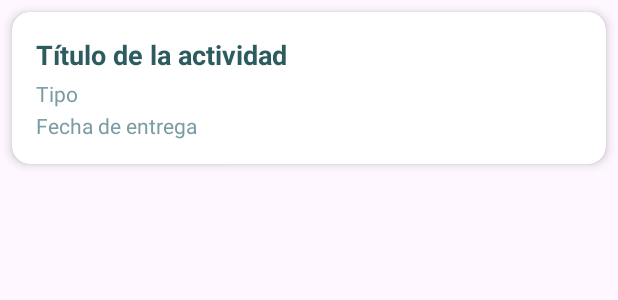
After one commit to alexanderCanon/carrierpigeon3, an Android app: the layout item_actividad.xml on its own in the app's theme, with its tools: preview values and no code run, on a phone screen of 412 x 824 dp. The commit adds this screen. Shown: the top 300 px of the screen. Run offline under Robolectric (Android 15) with nearby library versions, the phone set to English and light mode, and no system bars.

Commit message:
asdad
asd

```diff
--- /dev/null
+++ b/app/src/main/res/layout/item_actividad.xml
@@ -0,0 +1,42 @@
+<?xml version="1.0" encoding="utf-8"?>
+<androidx.cardview.widget.CardView xmlns:android="http://schemas.android.com/apk/res/android"
+    xmlns:card_view="http://schemas.android.com/apk/res-auto"
+    android:layout_width="match_parent"
+    android:layout_height="wrap_content"
+    android:layout_margin="8dp"
+    card_view:cardCornerRadius="12dp"
+    card_view:cardElevation="4dp"
+    android:backgroundTint="#FFFFFF">
+
+    <LinearLayout
+        android:layout_width="match_parent"
+        android:layout_height="wrap_content"
+        android:orientation="vertical"
+        android:padding="16dp">
+
+        <TextView
+            android:id="@+id/txtTitulo"
+            android:layout_width="match_parent"
+            android:layout_height="wrap_content"
+            android:text="Título de la actividad"
+            android:textSize="18sp"
+            android:textStyle="bold"
+            android:textColor="#2C5C60" />
+
+        <TextView
+            android:id="@+id/txtTipo"
+            android:layout_width="match_parent"
+            android:layout_height="wrap_content"
+            android:text="Tipo"
+            android:textColor="#7A9CA5"
+            android:layout_marginTop="4dp" />
+
+        <TextView
+            android:id="@+id/txtFecha"
+            android:layout_width="match_parent"
+            android:layout_height="wrap_content"
+            android:text="Fecha de entrega"
+            android:textColor="#7A9CA5"
+            android:layout_marginTop="2dp" />
+    </LinearLayout>
+</androidx.cardview.widget.CardView>
```
Also changed, not shown: app/src/main/java/com/principal/cp/maestros/Actividad.java (added, +19 -0 lines), app/src/main/java/com/principal/cp/maestros/ActividadAdapter.java (added, +48 -0 lines), app/src/main/java/com/principal/cp/maestros/GestionActividadesActivity.java (+65 -10 lines), app/src/main/res/layout/activity_gestion_actividades.xml (+13 -0 lines), app/src/main/res/layout/activity_materias_asignadas.xml (+6 -3 lines).
